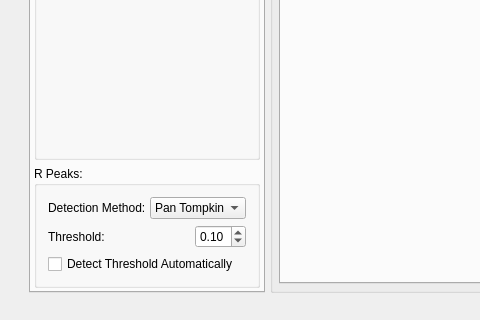
mateuszbaran/ECG-analyzer, file ecganalyzer.ui: the form before one commit; both pictures show x 0 to 480 and y 411 to 731 of the 955 by 731 pixel window.
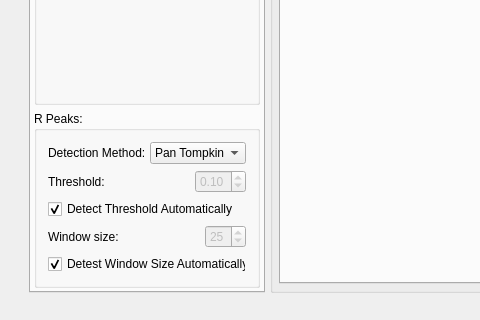
The form after the commit. The open tabs and pages were chosen to show the change. Icons and pictures are not drawn. Custom widgets are drawn as their Qt base class.

```diff
--- a/ecganalyzer.ui
+++ b/ecganalyzer.ui
@@ -438,6 +438,9 @@
                  </item>
                  <item>
                   <widget class="QDoubleSpinBox" name="doubleSpinBoxRPeaksThreshold">
+                   <property name="enabled">
+                    <bool>false</bool>
+                   </property>
                    <property name="minimumSize">
                     <size>
                      <width>50</width>
@@ -467,10 +470,69 @@
                    <property name="text">
                     <string>Detect Threshold Automatically</string>
                    </property>
+                   <property name="checked">
+                    <bool>true</bool>
+                   </property>
                   </widget>
                  </item>
                 </layout>
                </item>
+               <item>
+                <layout class="QHBoxLayout" name="horizontalLayout_15">
+                 <property name="topMargin">
+                  <number>0</number>
+                 </property>
+                 <property name="rightMargin">
+                  <number>0</number>
+                 </property>
+                 <item>
+                  <widget class="QLabel" name="label_6">
+                   <property name="text">
+                    <string>Window size:</string>
+                   </property>
+                  </widget>
+                 </item>
+                 <item>
+                  <spacer name="horizontalSpacer_6">
+                   <property name="orientation">
+                    <enum>Qt::Horizontal</enum>
+                   </property>
+                   <property name="sizeHint" stdset="0">
+                    <size>
+                     <width>40</width>
+                     <height>20</height>
+                    </size>
+                   </property>
+                  </spacer>
+                 </item>
+                 <item>
+                  <widget class="QSpinBox" name="doubleSpinBoxRPeaksWindowSize">
+                   <property name="enabled">
+                    <bool>false</bool>
+                   </property>
+                   <property name="minimum">
+                    <number>5</number>
+                   </property>
+                   <property name="maximum">
+                    <number>50</number>
+                   </property>
+                   <property name="value">
+                    <number>25</number>
+                   </property>
+                  </widget>
+                 </item>
+                </layout>
+               </item>
+               <item>
+                <widget class="QCheckBox" name="checkBoxRPeaksDetectWindowSizeAutomatically">
+                 <property name="text">
+                  <string>Detest Window Size Automatically</string>
+                 </property>
+                 <property name="checked">
+                  <bool>true</bool>
+                 </property>
+                </widget>
+               </item>
               </layout>
              </item>
             </layout>
```
Left out of the diff: 10 changed lines with no effect on the pictures.
